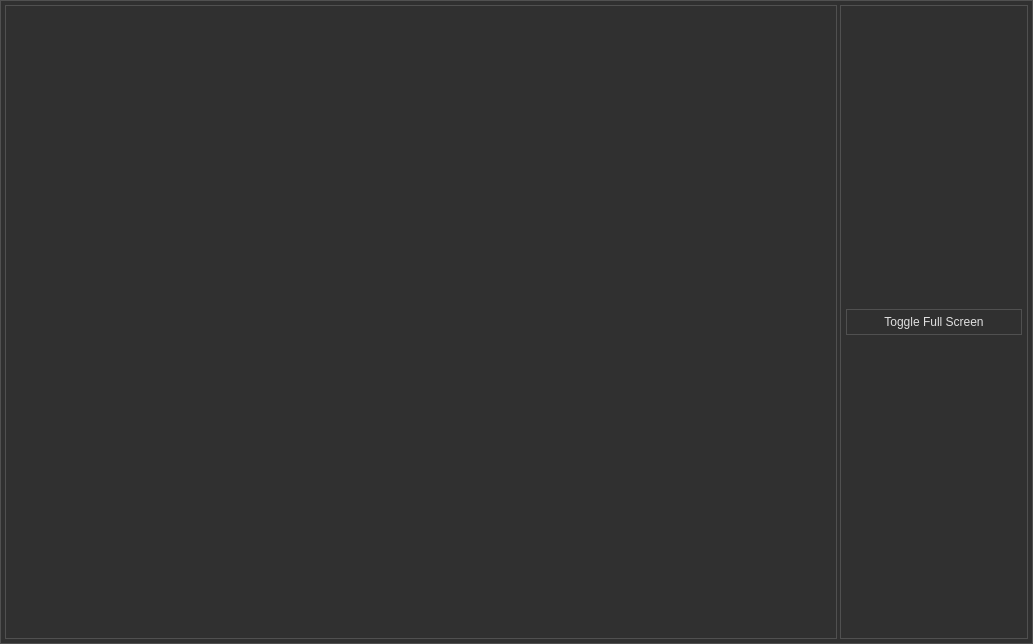
Old version of the form mainframe.ui in the repository aleksey-ka/OpenAP-AstroPhotography.
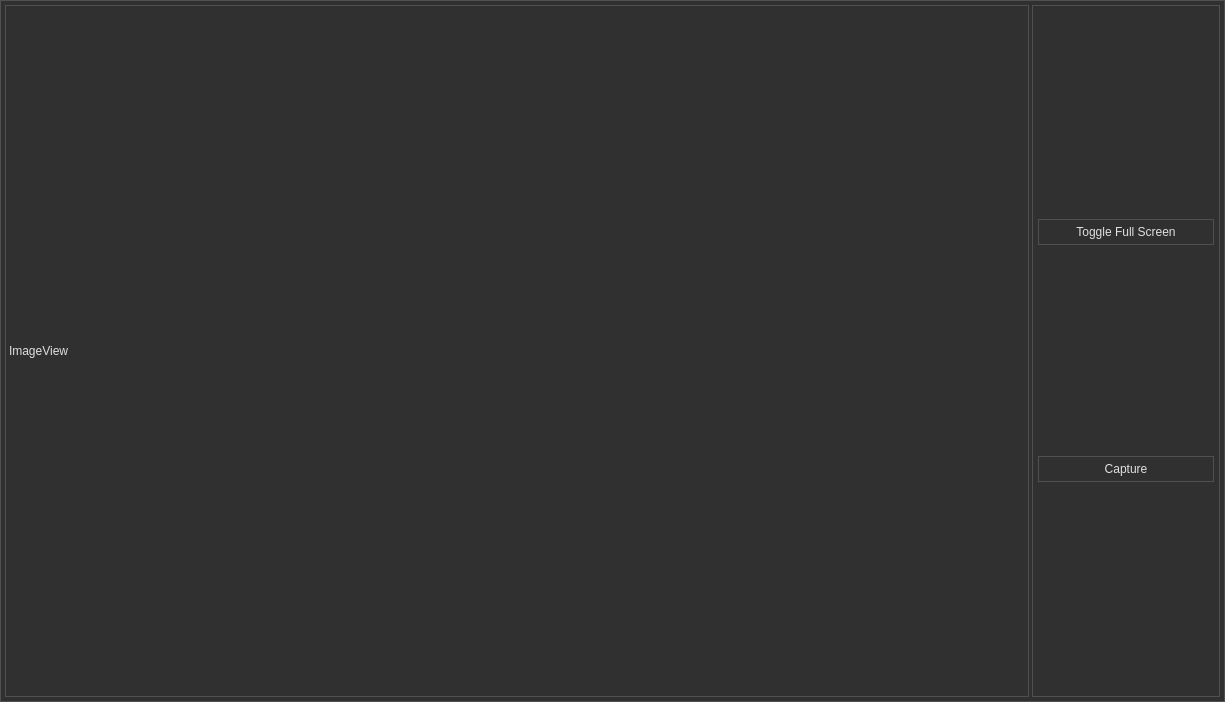
New version of the form.

Commit message: First light from the camera. Single frame capture

What changed in the file:
```diff
--- a/mainframe.ui
+++ b/mainframe.ui
@@ -6,8 +6,8 @@
    <rect>
     <x>0</x>
     <y>0</y>
-    <width>1033</width>
-    <height>644</height>
+    <width>1225</width>
+    <height>702</height>
    </rect>
   </property>
   <property name="windowTitle">
@@ -41,12 +41,9 @@
   <widget class="QWidget" name="centralWidget">
    <layout class="QHBoxLayout" name="horizontalLayout">
     <item>
-     <widget class="QFrame" name="imageView">
-      <property name="frameShape">
-       <enum>QFrame::StyledPanel</enum>
-      </property>
-      <property name="frameShadow">
-       <enum>QFrame::Raised</enum>
+     <widget class="QLabel" name="imageView">
+      <property name="text">
+       <string>ImageView</string>
       </property>
      </widget>
     </item>
@@ -78,6 +75,13 @@
          </property>
         </widget>
        </item>
+       <item>
+        <widget class="QPushButton" name="captureFrameButton">
+         <property name="text">
+          <string>Capture</string>
+         </property>
+        </widget>
+       </item>
       </layout>
      </widget>
     </item>
```
Left out of the diff: 2 changed lines with no effect on the pictures. The commit also changes 3 other files.
